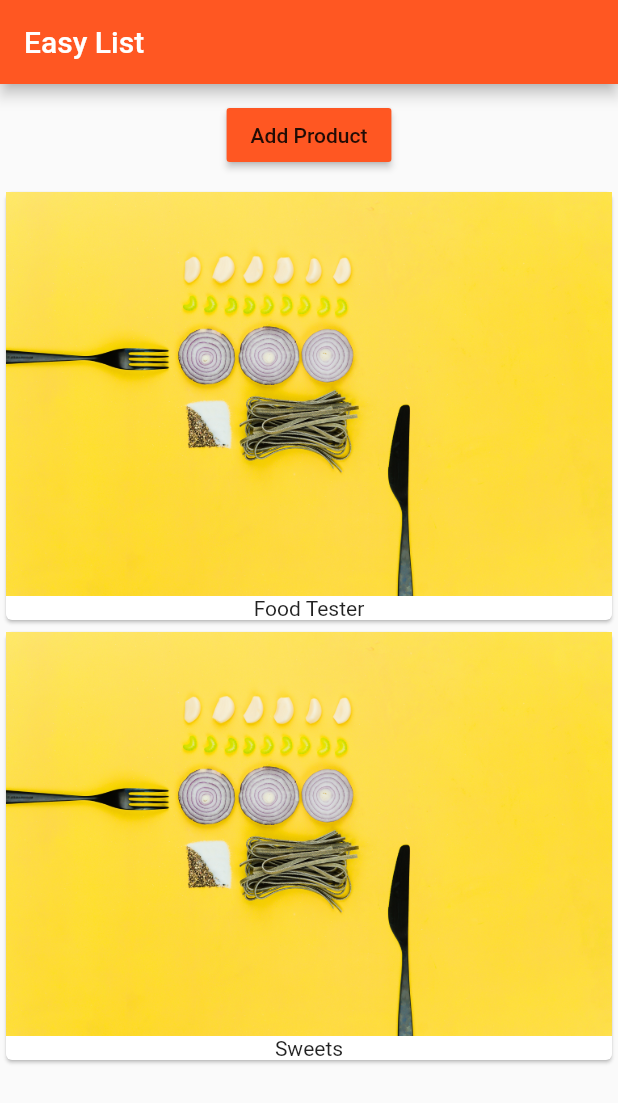
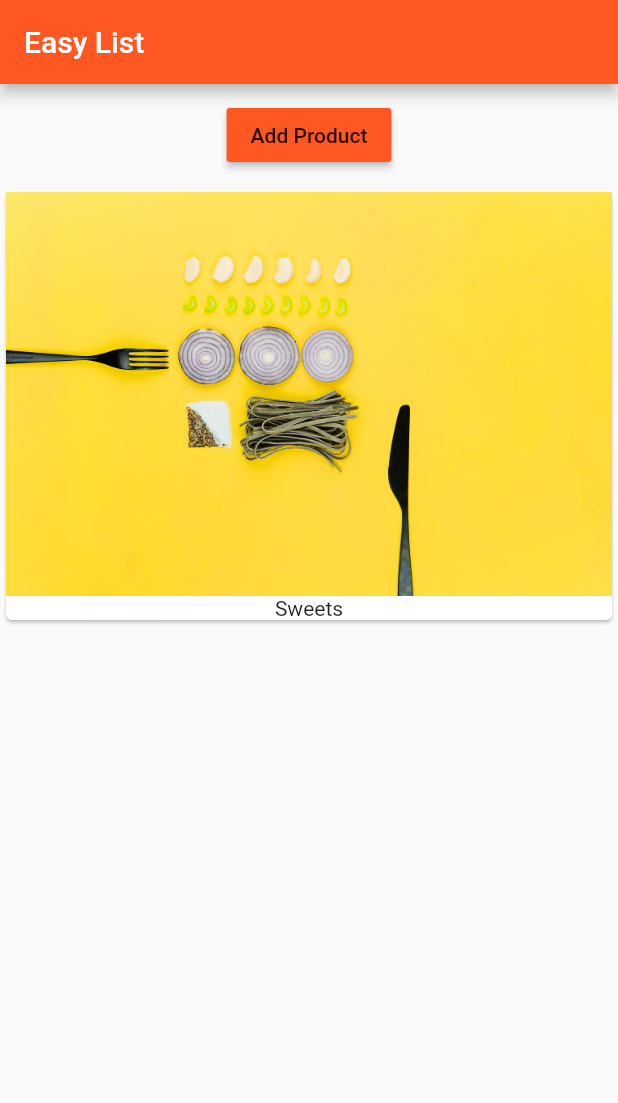
Before and after one commit to andersmh/first_flutter_app, a Flutter app: the screen it shows after launch, after a tap on "Add Product", on a phone screen of 412 x 824 dp. Shown: the top 1103 px of the screen. Run offline on Flutter 3.47's test engine with Material 2 defaults, Android fonts, the phone set to English and light mode, and no system bars.

Commit message:
Added extra

```diff
--- a/lib/main.dart
+++ b/lib/main.dart
@@ -10,10 +10,11 @@ class MyApp extends StatelessWidget {
     return MaterialApp(
       theme: ThemeData(primarySwatch: Colors.deepOrange),
       home: Scaffold(
-          appBar: AppBar(
-            title: Text('Easy List'),
-          ),
-          body: ProductManager('Food Tester')),
+        appBar: AppBar(
+          title: Text('Easy List'),
+        ),
+        body: ProductManager(null),
+      ),
     );
   }
 }
--- a/lib/product_manager.dart
+++ b/lib/product_manager.dart
@@ -20,7 +20,10 @@ class _ProductManagerState extends State<ProductManager> {
   @override
   void initState() {
     super.initState();
-    _products.add(widget.startingProduct);
+
+    if (widget.startingProduct != null) {
+      _products.add(widget.startingProduct);
+    }
   }
 
   void _addProduct(String product) {
@@ -37,7 +40,7 @@ class _ProductManagerState extends State<ProductManager> {
           margin: EdgeInsets.all(10.0),
           child: ProductControl(_addProduct),
         ),
-        Products(_products)
+        Expanded(child: Products(_products))
       ],
     );
   }
--- a/lib/products.dart
+++ b/lib/products.dart
@@ -2,21 +2,37 @@ import 'package:flutter/material.dart';
 
 class Products extends StatelessWidget {
   final List<String> products;
-  Products(this.products) {}
+
+  Products([this.products = const []]) {
+    print('[Products Widget] constructor');
+  }
+
+  Widget _buildProductItem(BuildContext context, int index) {
+    return Card(
+      child: Column(
+        children: <Widget>[Image.asset('assets/12.jpg'), Text(products[index])],
+      ),
+    );
+  }
 
   @override
   Widget build(BuildContext context) {
-    return Column(
-      children: products
-          .map((element) => Card(
-                child: Column(
-                  children: <Widget>[
-                    Image.asset('assets/12.jpg'),
-                    Text(element)
-                  ],
-                ),
-              ))
-          .toList(),
-    );
+    return _buildProductList();
+  }
+
+  Widget _buildProductList() {
+    Widget productCard;
+
+    if (products.length > 0) {
+      productCard = ListView.builder(
+        itemBuilder: _buildProductItem,
+        itemCount: products.length,
+      );
+    } else {
+      productCard = Center(
+        child: Text('No product found, please add some'),
+      );
+    }
+    return productCard;
   }
 }
```
Also changed, not shown: 5 other files.
